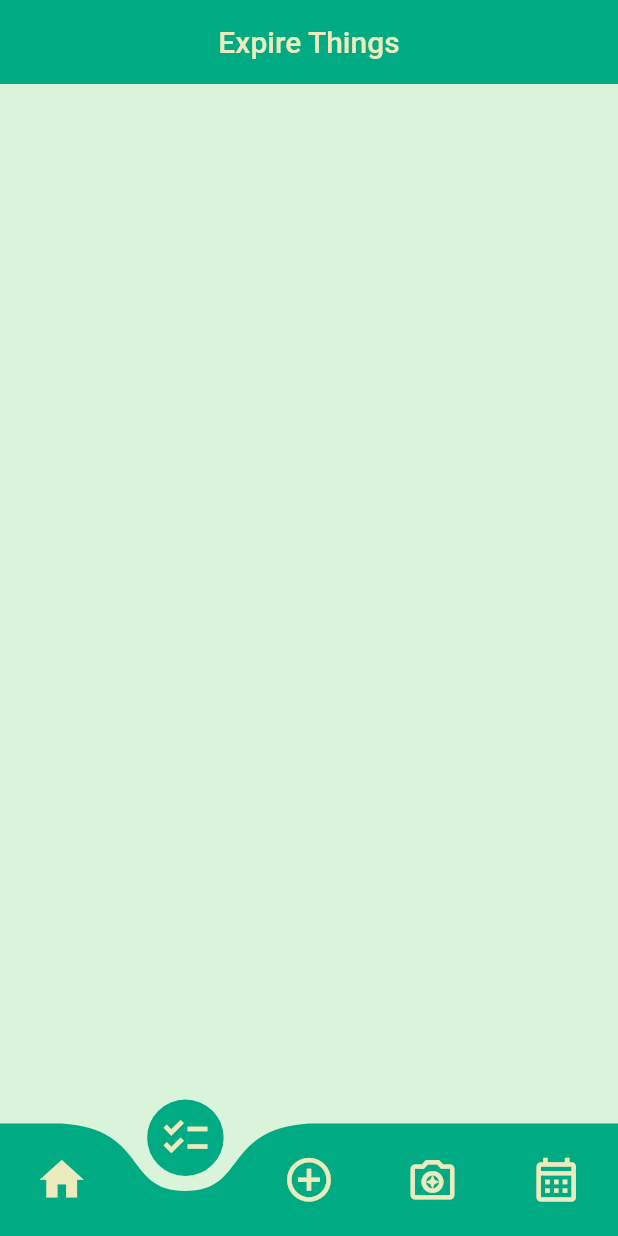
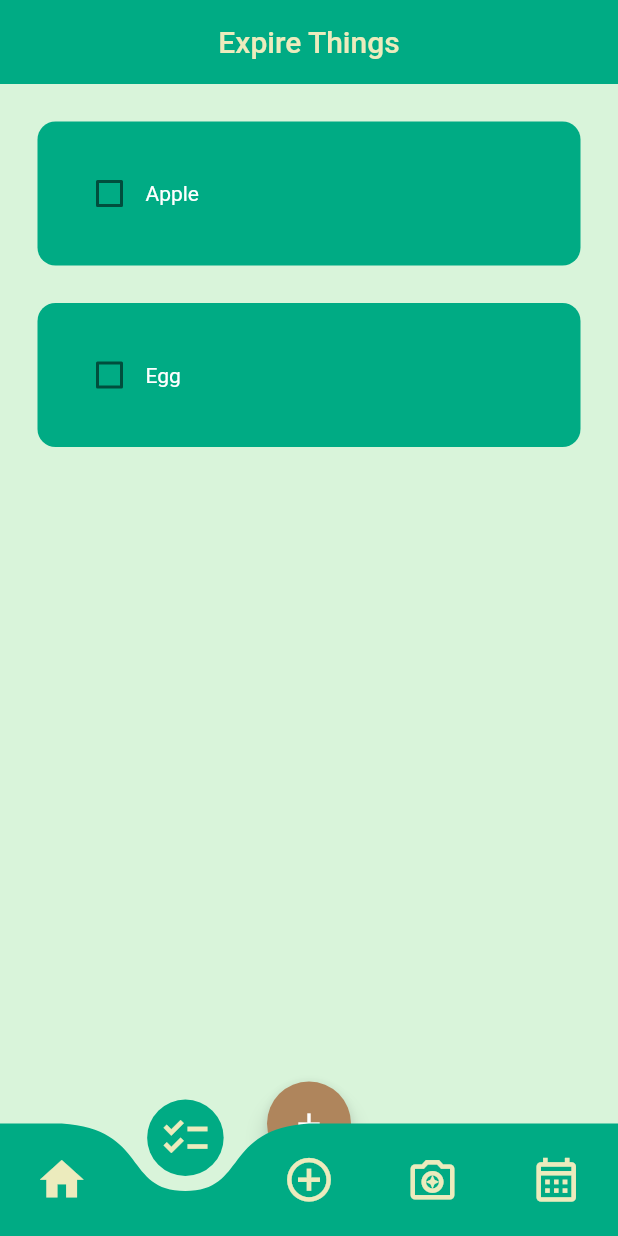
Before and after one commit to ongdulyawat/expire-things, a Flutter app: the screen it shows after launch, item 2 of the bottom bar chosen, on a phone screen of 412 x 824 dp. Run offline on Flutter 3.47's test engine with Material 2 defaults, Android fonts, the phone set to English and light mode, and no system bars; drawn by our look-alikes of curved_navigation_bar, flutter_slidable; our stand-ins replace get, hive_flutter, image_picker; accounts and stored records are empty.

Commit message:
[added]: screen
- shopping list
- hive database usable

```diff
--- a/lib/constants/styles.dart
+++ b/lib/constants/styles.dart
@@ -6,6 +6,7 @@ class Styles {
   static const Color bgBackground = Color.fromRGBO(217, 244, 218, 1);
   static const Color colorBar = Color.fromRGBO(242, 240, 235, 1);
   static const Color colorFont = Color.fromRGBO(175, 133, 92, 1);
+  static const Color colorDialogBox = Color.fromRGBO(196, 162, 129, 1);
   static const Color colorStartApp = Color.fromRGBO(236, 235, 189, 1);
 
   static var boxShadows = [
--- /dev/null
+++ b/lib/data/database.dart
@@ -0,0 +1,26 @@
+import 'package:hive_flutter/hive_flutter.dart';
+
+class ShoppingDataBase {
+  List toDoList = [];
+
+  // reference the hive box
+  final _listBox = Hive.box('listBox');
+
+  // run this method if this is the 1st time ever opening this app
+  void createInitialData() {
+    toDoList = [
+      ["Apple", false],
+      ["Egg", false],
+    ];
+  }
+
+  // load the data from database
+  void loadData() {
+    toDoList = _listBox.get("SHOPPINGLIST");
+  }
+
+  // opdate the database
+  void updataDataBase() {
+    _listBox.put("SHOPPINGLIST", toDoList);
+  }
+}
--- a/lib/screens/shopping_list/shopping_list_screen.dart
+++ b/lib/screens/shopping_list/shopping_list_screen.dart
@@ -1,5 +1,9 @@
 import 'package:expire_app/constants/styles.dart';
+import 'package:expire_app/data/database.dart';
+import 'package:expire_app/screens/shopping_list/widgets/dialog_box.dart';
 import 'package:flutter/material.dart';
+import 'package:expire_app/screens/shopping_list/widgets/todo_tile.dart';
+import 'package:hive_flutter/hive_flutter.dart';
 
 class ShoppingListScreen extends StatefulWidget {
   const ShoppingListScreen({Key? key}) : super(key: key);
@@ -9,10 +13,91 @@ class ShoppingListScreen extends StatefulWidget {
 }
 
 class _ShoppingListScreenState extends State<ShoppingListScreen> {
+  // reference the hive box
+  final _listBox = Hive.box('listBox');
+
+  final _controller = TextEditingController();
+
+  ShoppingDataBase db = ShoppingDataBase();
+
+  @override
+  void initState() {
+    // if this is the 1st time ever opening the appk, then create default data
+    if (_listBox.get("SHOPPINGLIST") == null) {
+      db.createInitialData();
+    } else {
+      // there already exists data
+      db.loadData();
+    }
+
+    super.initState();
+  }
+
+  void checkBoxChanged(bool? value, int index) {
+    setState(() {
+      db.toDoList[index][1] = !db.toDoList[index][1];
+    });
+    db.updataDataBase();
+  }
+
+  void saveNewTask() {
+    setState(() {
+      db.toDoList.add([_controller.text, false]);
+      _controller.clear();
+    });
+    Navigator.of(context).pop();
+    db.updataDataBase();
+  }
+
+  void createNewTask() {
+    showDialog(
+        context: context,
+        builder: (context) {
+          return DialogBox(
+            controller: _controller,
+            onCancel: () => Navigator.of(context).pop(),
+            onSave: saveNewTask,
+          );
+        });
+  }
+
+  void deleteTask(int index) {
+    setState(() {
+      db.toDoList.removeAt(index);
+    });
+    db.updataDataBase();
+  }
+
   @override
   Widget build(BuildContext context) {
-    return const Scaffold(
+    return Scaffold(
       backgroundColor: Styles.bgBackground,
+      body: Column(
+        children: [
+          SizedBox(
+            height: 640,
+            child: ListView.builder(
+              itemCount: db.toDoList.length,
+              itemBuilder: (context, index) {
+                return TodoTile(
+                  taskName: db.toDoList[index][0],
+                  taskCompleted: db.toDoList[index][1],
+                  onChanged: (value) => checkBoxChanged(value, index),
+                  deleteFunction: (context) => deleteTask(index),
+                );
+              },
+            ),
+          ),
+          const SizedBox(
+            height: 25,
+          ),
+          FloatingActionButton(
+            onPressed: createNewTask,
+            backgroundColor: Styles.colorFont,
+            child: const Icon(Icons.add_outlined),
+          )
+        ],
+      ),
     );
   }
 }
--- /dev/null
+++ b/lib/screens/shopping_list/widgets/todo_tile.dart
@@ -0,0 +1,57 @@
+import 'package:expire_app/constants/styles.dart';
+import 'package:flutter/material.dart';
+import 'package:flutter_slidable/flutter_slidable.dart';
+
+class TodoTile extends StatelessWidget {
+  final String taskName;
+  final bool taskCompleted;
+  Function(bool?)? onChanged;
+  Function(BuildContext)? deleteFunction;
+
+  TodoTile(
+      {super.key,
+      required this.taskName,
+      required this.taskCompleted,
+      required this.onChanged,
+      required this.deleteFunction});
+
+  @override
+  Widget build(BuildContext context) {
+    return Padding(
+      padding: EdgeInsets.only(left: 25.0, right: 25.0, top: 25.0),
+      child: Slidable(
+        endActionPane: ActionPane(motion: StretchMotion(), children: [
+          SlidableAction(
+            onPressed: deleteFunction,
+            icon: Icons.delete_outline,
+            backgroundColor: Colors.red,
+            borderRadius: BorderRadius.circular(12),
+          )
+        ]),
+        child: Container(
+          padding: EdgeInsets.all(24),
+          decoration: BoxDecoration(
+              color: Styles.bgStartApp,
+              borderRadius: BorderRadius.circular(12)),
+          child: Row(
+            children: [
+              Checkbox(
+                value: taskCompleted,
+                onChanged: onChanged,
+                activeColor: Styles.colorFont,
+              ),
+              Text(
+                taskName,
+                style: TextStyle(
+                    color: Colors.white,
+                    decoration: taskCompleted
+                        ? TextDecoration.lineThrough
+                        : TextDecoration.none),
+              )
+            ],
+          ),
+        ),
+      ),
+    );
+  }
+}
--- a/pubspec.yaml
+++ b/pubspec.yaml
@@ -15,11 +15,16 @@ dependencies:
   flutter_screenutil: ^5.7.0
   curved_navigation_bar: ^1.0.3
   image_picker: ^0.8.7
+  flutter_slidable: ^2.0.0
+  hive: ^2.2.3
+  hive_flutter: ^1.1.0
 
 
 dev_dependencies:
   flutter_test:
     sdk: flutter
+  hive_generator: ^2.0.0
+  build_runner: ^2.3.3
 
   flutter_lints: ^2.0.0
 
```
Also changed, not shown: lib/main.dart (+7 -1 lines), lib/screens/shopping_list/widgets/button_dialog_box.dart (added, +31 -0 lines), lib/screens/shopping_list/widgets/dialog_box.dart (added, +49 -0 lines), pubspec.lock, 2 other files.
